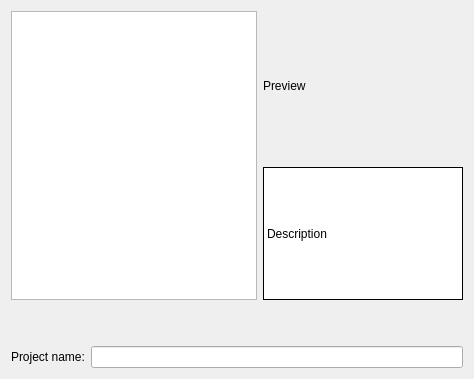
First picture: the form in src/application/choice.ui, repository KDE/kapptemplate, before the edit.
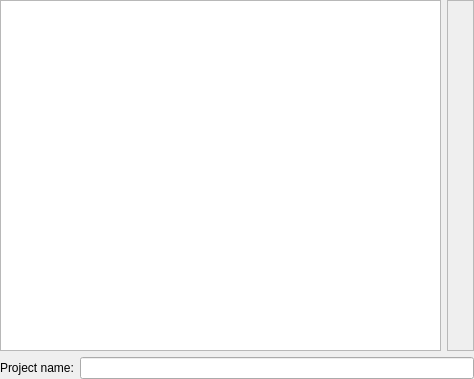
Second picture: the form after the edit.

Commit message: Put template preview and description text into single frame

Patch:
```diff
--- a/src/application/choice.ui
+++ b/src/application/choice.ui
@@ -9,505 +9,78 @@
     <height>379</height>
    </rect>
   </property>
-  <layout class="QGridLayout" name="gridLayout" >
-   <item row="0" column="0" >
-    <layout class="QVBoxLayout" name="verticalLayout_2" >
+  <layout class="QVBoxLayout">
+   <property name="leftMargin">
+    <number>0</number>
+   </property>
+   <property name="topMargin">
+    <number>0</number>
+   </property>
+   <property name="rightMargin">
+    <number>0</number>
+   </property>
+   <property name="bottomMargin">
+    <number>0</number>
+   </property>
+   <item>
+    <layout class="QHBoxLayout">
      <item>
-      <layout class="QHBoxLayout" name="horizontalLayout" >
-       <item>
-        <widget class="QTreeView" name="appTree" />
-       </item>
-       <item>
-        <layout class="QVBoxLayout" name="verticalLayout" >
-         <item>
-          <widget class="QLabel" name="pictureLabel" >
-           <property name="minimumSize" >
-            <size>
-             <width>200</width>
-             <height>150</height>
-            </size>
-           </property>
-           <property name="text" >
-            <string comment="Do not translate" >Preview</string>
-           </property>
-           <property name="scaledContents" >
-            <bool>true</bool>
-           </property>
-          </widget>
-         </item>
-         <item>
-          <widget class="QLabel" name="descriptionLabel" >
-           <property name="minimumSize" >
-            <size>
-             <width>200</width>
-             <height>130</height>
-            </size>
-           </property>
-           <property name="palette" >
-            <palette>
-             <active>
-              <colorrole role="WindowText" >
-               <brush brushstyle="SolidPattern" >
-                <color alpha="255" >
-                 <red>0</red>
-                 <green>0</green>
-                 <blue>0</blue>
-                </color>
-               </brush>
-              </colorrole>
-              <colorrole role="Button" >
-               <brush brushstyle="SolidPattern" >
-                <color alpha="255" >
-                 <red>255</red>
-                 <green>255</green>
-                 <blue>255</blue>
-                </color>
-               </brush>
-              </colorrole>
-              <colorrole role="Light" >
-               <brush brushstyle="SolidPattern" >
-                <color alpha="255" >
-                 <red>255</red>
-                 <green>255</green>
-                 <blue>255</blue>
-                </color>
-               </brush>
-              </colorrole>
-              <colorrole role="Midlight" >
-               <brush brushstyle="SolidPattern" >
-                <color alpha="255" >
-                 <red>255</red>
-                 <green>255</green>
-                 <blue>255</blue>
-                </color>
-               </brush>
-              </colorrole>
-              <colorrole role="Dark" >
-               <brush brushstyle="SolidPattern" >
-                <color alpha="255" >
-                 <red>127</red>
-                 <green>127</green>
-                 <blue>127</blue>
-                </color>
-               </brush>
-              </colorrole>
-              <colorrole role="Mid" >
-               <brush brushstyle="SolidPattern" >
-                <color alpha="255" >
-                 <red>170</red>
-                 <green>170</green>
-                 <blue>170</blue>
-                </color>
-               </brush>
-              </colorrole>
-              <colorrole role="Text" >
-               <brush brushstyle="SolidPattern" >
-                <color alpha="255" >
-                 <red>0</red>
-                 <green>0</green>
-                 <blue>0</blue>
-                </color>
-               </brush>
-              </colorrole>
-              <colorrole role="BrightText" >
-               <brush brushstyle="SolidPattern" >
-                <color alpha="255" >
-                 <red>255</red>
-                 <green>255</green>
-                 <blue>255</blue>
-                </color>
-               </brush>
-              </colorrole>
-              <colorrole role="ButtonText" >
-               <brush brushstyle="SolidPattern" >
-                <color alpha="255" >
-                 <red>0</red>
-                 <green>0</green>
-                 <blue>0</blue>
-                </color>
-               </brush>
-              </colorrole>
-              <colorrole role="Base" >
-               <brush brushstyle="SolidPattern" >
-                <color alpha="255" >
-                 <red>255</red>
-                 <green>255</green>
-                 <blue>255</blue>
-                </color>
-               </brush>
-              </colorrole>
-              <colorrole role="Window" >
-               <brush brushstyle="SolidPattern" >
-                <color alpha="255" >
-                 <red>255</red>
-                 <green>255</green>
-                 <blue>255</blue>
-                </color>
-               </brush>
-              </colorrole>
-              <colorrole role="Shadow" >
-               <brush brushstyle="SolidPattern" >
-                <color alpha="255" >
-                 <red>0</red>
-                 <green>0</green>
-                 <blue>0</blue>
-                </color>
-               </brush>
-              </colorrole>
-              <colorrole role="AlternateBase" >
-               <brush brushstyle="SolidPattern" >
-                <color alpha="255" >
-                 <red>255</red>
-                 <green>255</green>
-                 <blue>255</blue>
-                </color>
-               </brush>
-              </colorrole>
-              <colorrole role="ToolTipBase" >
-               <brush brushstyle="SolidPattern" >
-                <color alpha="255" >
-                 <red>255</red>
-                 <green>255</green>
-                 <blue>220</blue>
-                </color>
-               </brush>
-              </colorrole>
-              <colorrole role="ToolTipText" >
-               <brush brushstyle="SolidPattern" >
-                <color alpha="255" >
-                 <red>0</red>
-                 <green>0</green>
-                 <blue>0</blue>
-                </color>
-               </brush>
-              </colorrole>
-             </active>
-             <inactive>
-              <colorrole role="WindowText" >
-               <brush brushstyle="SolidPattern" >
-                <color alpha="255" >
-                 <red>0</red>
-                 <green>0</green>
-                 <blue>0</blue>
-                </color>
-               </brush>
-              </colorrole>
-              <colorrole role="Button" >
-               <brush brushstyle="SolidPattern" >
-                <color alpha="255" >
-                 <red>255</red>
-                 <green>255</green>
-                 <blue>255</blue>
-                </color>
-               </brush>
-              </colorrole>
-              <colorrole role="Light" >
-               <brush brushstyle="SolidPattern" >
-                <color alpha="255" >
-                 <red>255</red>
-                 <green>255</green>
-                 <blue>255</blue>
-                </color>
-               </brush>
-              </colorrole>
-              <colorrole role="Midlight" >
-               <brush brushstyle="SolidPattern" >
-                <color alpha="255" >
-                 <red>255</red>
-                 <green>255</green>
-                 <blue>255</blue>
-                </color>
-               </brush>
-              </colorrole>
-              <colorrole role="Dark" >
-               <brush brushstyle="SolidPattern" >
-                <color alpha="255" >
-                 <red>127</red>
-                 <green>127</green>
-                 <blue>127</blue>
-                </color>
-               </brush>
-              </colorrole>
-              <colorrole role="Mid" >
-               <brush brushstyle="SolidPattern" >
-                <color alpha="255" >
-                 <red>170</red>
-                 <green>170</green>
-                 <blue>170</blue>
-                </color>
-               </brush>
-              </colorrole>
-              <colorrole role="Text" >
-               <brush brushstyle="SolidPattern" >
-                <color alpha="255" >
-                 <red>0</red>
-                 <green>0</green>
-                 <blue>0</blue>
-                </color>
-               </brush>
-              </colorrole>
-              <colorrole role="BrightText" >
-               <brush brushstyle="SolidPattern" >
-                <color alpha="255" >
-                 <red>255</red>
-                 <green>255</green>
-                 <blue>255</blue>
-                </color>
-               </brush>
-              </colorrole>
-              <colorrole role="ButtonText" >
-               <brush brushstyle="SolidPattern" >
-                <color alpha="255" >
-                 <red>0</red>
-                 <green>0</green>
-                 <blue>0</blue>
-                </color>
-               </brush>
-              </colorrole>
-              <colorrole role="Base" >
-               <brush brushstyle="SolidPattern" >
-                <color alpha="255" >
-                 <red>255</red>
-                 <green>255</green>
-                 <blue>255</blue>
-                </color>
-               </brush>
-              </colorrole>
-              <colorrole role="Window" >
-               <brush brushstyle="SolidPattern" >
-                <color alpha="255" >
-                 <red>255</red>
-                 <green>255</green>
-                 <blue>255</blue>
-                </color>
-               </brush>
-              </colorrole>
-              <colorrole role="Shadow" >
-               <brush brushstyle="SolidPattern" >
-                <color alpha="255" >
-                 <red>0</red>
-                 <green>0</green>
-                 <blue>0</blue>
-                </color>
-               </brush>
-              </colorrole>
-              <colorrole role="AlternateBase" >
-               <brush brushstyle="SolidPattern" >
-                <color alpha="255" >
-                 <red>255</red>
-                 <green>255</green>
-                 <blue>255</blue>
-                </color>
-               </brush>
-              </colorrole>
-              <colorrole role="ToolTipBase" >
-               <brush brushstyle="SolidPattern" >
-                <color alpha="255" >
-                 <red>255</red>
-                 <green>255</green>
-                 <blue>220</blue>
-                </color>
-               </brush>
-              </colorrole>
-              <colorrole role="ToolTipText" >
-               <brush brushstyle="SolidPattern" >
-                <color alpha="255" >
-                 <red>0</red>
-                 <green>0</green>
-                 <blue>0</blue>
-                </color>
-               </brush>
-              </colorrole>
-             </inactive>
-             <disabled>
-              <colorrole role="WindowText" >
-               <brush brushstyle="SolidPattern" >
-                <color alpha="255" >
-                 <red>127</red>
-                 <green>127</green>
-                 <blue>127</blue>
-                </color>
-               </brush>
-              </colorrole>
-              <colorrole role="Button" >
-               <brush brushstyle="SolidPattern" >
-                <color alpha="255" >
-                 <red>255</red>
-                 <green>255</green>
-                 <blue>255</blue>
-                </color>
-               </brush>
-              </colorrole>
-              <colorrole role="Light" >
-               <brush brushstyle="SolidPattern" >
-                <color alpha="255" >
-                 <red>255</red>
-                 <green>255</green>
-                 <blue>255</blue>
-                </color>
-               </brush>
-              </colorrole>
-              <colorrole role="Midlight" >
-               <brush brushstyle="SolidPattern" >
-                <color alpha="255" >
-                 <red>255</red>
-                 <green>255</green>
-                 <blue>255</blue>
-                </color>
-               </brush>
-              </colorrole>
-              <colorrole role="Dark" >
-               <brush brushstyle="SolidPattern" >
-                <color alpha="255" >
-                 <red>127</red>
-                 <green>127</green>
-                 <blue>127</blue>
-                </color>
-               </brush>
-              </colorrole>
-              <colorrole role="Mid" >
-               <brush brushstyle="SolidPattern" >
-                <color alpha="255" >
-                 <red>170</red>
-                 <green>170</green>
-                 <blue>170</blue>
-                </color>
-               </brush>
-              </colorrole>
-              <colorrole role="Text" >
-               <brush brushstyle="SolidPattern" >
-                <color alpha="255" >
-                 <red>127</red>
-                 <green>127</green>
-                 <blue>127</blue>
-                </color>
-               </brush>
-              </colorrole>
-              <colorrole role="BrightText" >
-               <brush brushstyle="SolidPattern" >
-                <color alpha="255" >
-                 <red>255</red>
-                 <green>255</green>
-                 <blue>255</blue>
-                </color>
-               </brush>
-              </colorrole>
-              <colorrole role="ButtonText" >
-               <brush brushstyle="SolidPattern" >
-                <color alpha="255" >
-                 <red>127</red>
-                 <green>127</green>
-                 <blue>127</blue>
-                </color>
-               </brush>
-              </colorrole>
-              <colorrole role="Base" >
-               <brush brushstyle="SolidPattern" >
-                <color alpha="255" >
-                 <red>255</red>
-                 <green>255</green>
-                 <blue>255</blue>
-                </color>
-               </brush>
-              </colorrole>
-              <colorrole role="Window" >
-               <brush brushstyle="SolidPattern" >
-                <color alpha="255" >
-                 <red>255</red>
-                 <green>255</green>
-                 <blue>255</blue>
-                </color>
-               </brush>
-              </colorrole>
-              <colorrole role="Shadow" >
-               <brush brushstyle="SolidPattern" >
-                <color alpha="255" >
-                 <red>0</red>
-                 <green>0</green>
-                 <blue>0</blue>
-                </color>
-               </brush>
-              </colorrole>
-              <colorrole role="AlternateBase" >
-               <brush brushstyle="SolidPattern" >
-                <color alpha="255" >
-                 <red>255</red>
-                 <green>255</green>
-                 <blue>255</blue>
-                </color>
-               </brush>
-              </colorrole>
-              <colorrole role="ToolTipBase" >
-               <brush brushstyle="SolidPattern" >
-                <color alpha="255" >
-                 <red>255</red>
-                 <green>255</green>
-                 <blue>220</blue>
-                </color>
-               </brush>
-              </colorrole>
-              <colorrole role="ToolTipText" >
-               <brush brushstyle="SolidPattern" >
-                <color alpha="255" >
-                 <red>0</red>
-                 <green>0</green>
-                 <blue>0</blue>
-                </color>
-               </brush>
-              </colorrole>
-             </disabled>
-            </palette>
-           </property>
-           <property name="autoFillBackground" >
-            <bool>true</bool>
-           </property>
-           <property name="frameShape" >
-            <enum>QFrame::Panel</enum>
-           </property>
-           <property name="text" >
-            <string comment="Do not translate" >Description</string>
-           </property>
-           <property name="scaledContents" >
-            <bool>false</bool>
-           </property>
-           <property name="wordWrap" >
-            <bool>true</bool>
-           </property>
-          </widget>
-         </item>
-        </layout>
-       </item>
-      </layout>
+      <widget class="QTreeView" name="appTree"/>
      </item>
      <item>
-      <spacer name="verticalSpacer" >
-       <property name="orientation" >
-        <enum>Qt::Vertical</enum>
+      <widget class="QFrame" name="descriptionFrame">
+       <property name="frameShape">
+        <enum>QFrame::StyledPanel</enum>
        </property>
-       <property name="sizeType" >
-        <enum>QSizePolicy::Minimum</enum>
+       <property name="frameShadow">
+        <enum>QFrame::Sunken</enum>
        </property>
-       <property name="sizeHint" stdset="0" >
-        <size>
-         <width>20</width>
-         <height>40</height>
-        </size>
+       <layout class="QVBoxLayout">
+        <item>
+         <widget class="QLabel" name="pictureLabel">
+          <property name="text">
+           <string/>
+          </property>
+          <property name="alignment">
+           <set>Qt::AlignCenter</set>
+          </property>
+          <property name="fixedSize">
+           <size>
+            <width>256</width>
+            <height>256</height>
+           </size>
+          </property>
+         </widget>
+        </item>
+        <item>
+         <widget class="QLabel" name="descriptionLabel">
+          <property name="text">
+           <string/>
+          </property>
+          <property name="alignment">
+           <set>Qt::AlignLeading|Qt::AlignLeft|Qt::AlignTop</set>
+          </property>
+          <property name="wordWrap">
+           <bool>true</bool>
+          </property>
+         </widget>
+        </item>
+       </layout>
+      </widget>
+     </item>
+    </layout>
+   </item>
+   <item>
+    <layout class="QHBoxLayout">
+     <item>
+      <widget class="QLabel" name="nameLabel">
+       <property name="text">
+        <string>Project name:</string>
        </property>
-      </spacer>
+      </widget>
      </item>
      <item>
-      <layout class="QHBoxLayout" name="horizontalLayout_2" >
-       <item>
-        <widget class="QLabel" name="nameLabel" >
-         <property name="text" >
-          <string>Project name:</string>
-         </property>
-        </widget>
-       </item>
-       <item>
-        <widget class="QLineEdit" name="kcfg_appName" />
-       </item>
-      </layout>
+      <widget class="QLineEdit" name="kcfg_appName"/>
      </item>
     </layout>
    </item>
```
Left out of the diff: 7 changed lines with no effect on the pictures. The commit also changes 1 other file.
